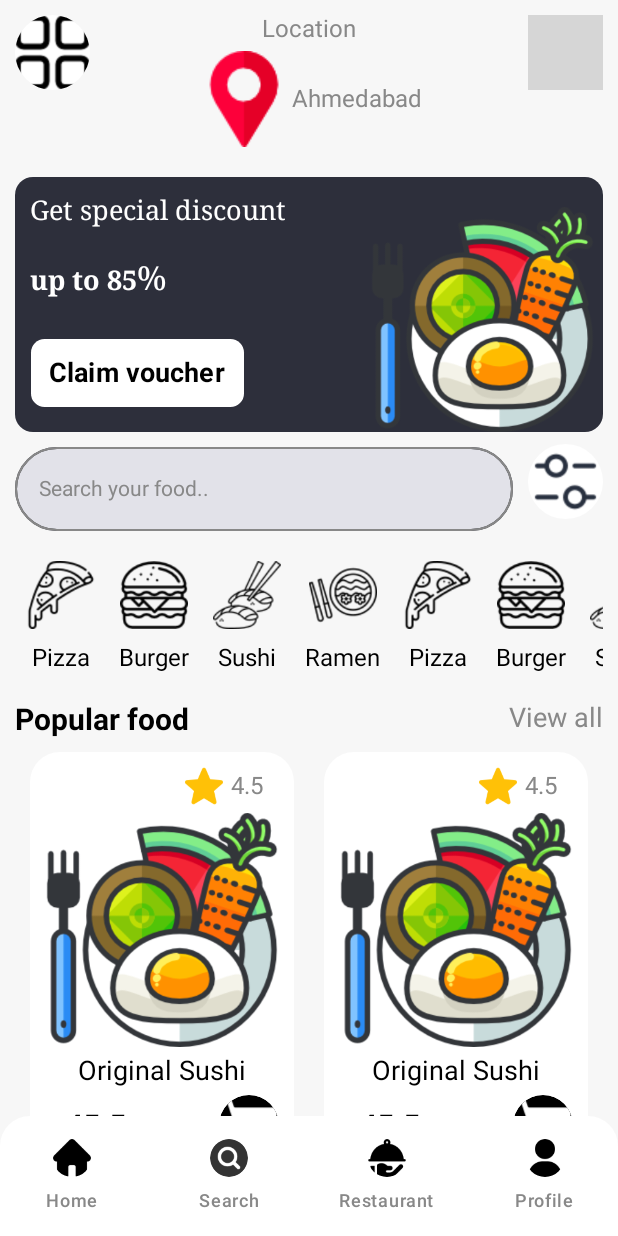
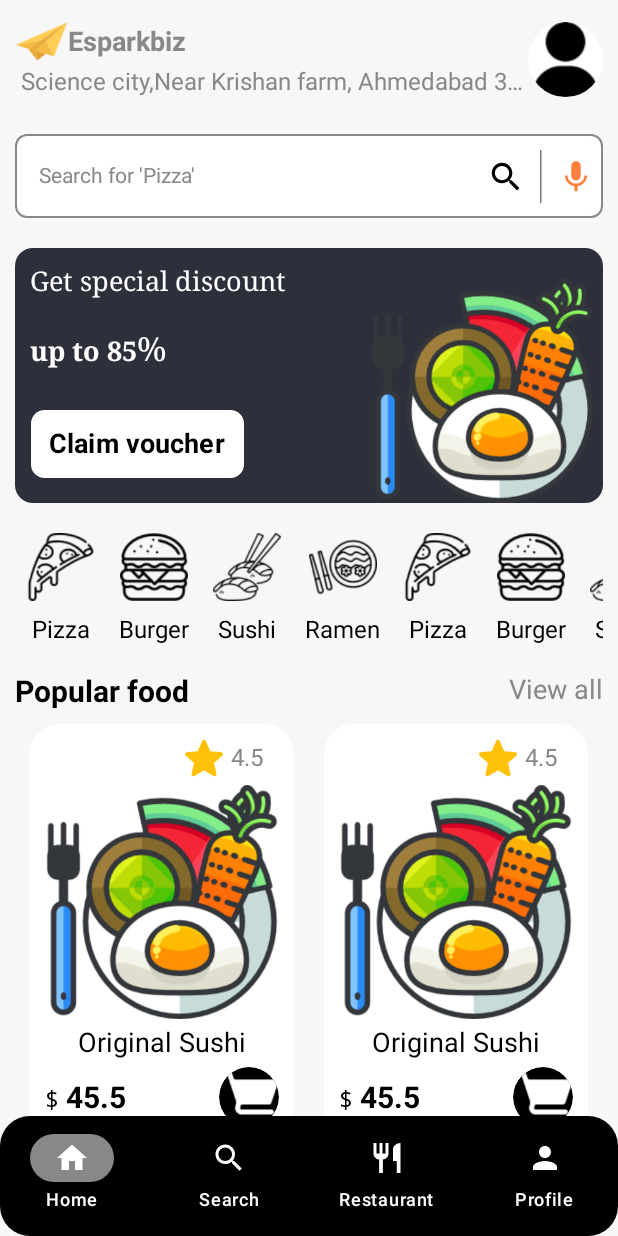
Before and after one commit to JAVIYARAJ/Food_Compose_App, an Android app built with Jetpack Compose: the DashboardScreen screen opened through its navigation route, on a phone screen of 412 x 824 dp. Run offline under Robolectric (Android 15) with nearby library versions, the phone set to English and light mode, and no system bars; our stand-ins replace accompanist, constraintlayout-compose; libraries missing offline, so code that uses them is left out: com.google.accompanist.navigation; grey boxes are pictures that could not be loaded.

Commit message:
Modification in design

```diff
--- a/app/build.gradle.kts
+++ b/app/build.gradle.kts
@@ -74,4 +74,10 @@ dependencies {
 
     implementation(libs.androidx.foundation)
 
+    implementation (libs.accompanist.navigation.animation)
+
+    implementation (libs.androidx.material.icons.extended)
+
+
+
 }
--- a/app/src/main/java/com/example/sampleapp/MainActivity.kt
+++ b/app/src/main/java/com/example/sampleapp/MainActivity.kt
@@ -4,14 +4,22 @@ import android.os.Bundle
 import androidx.activity.ComponentActivity
 import androidx.activity.compose.setContent
 import androidx.activity.enableEdgeToEdge
+import androidx.compose.animation.ExperimentalAnimationApi
+import androidx.compose.foundation.gestures.detectTapGestures
+import androidx.compose.ui.Modifier
+import androidx.compose.ui.input.pointer.pointerInput
+import androidx.compose.ui.platform.LocalFocusManager
 import androidx.navigation.compose.rememberNavController
 import com.example.sampleapp.navigation.MainNavGraph
 import com.example.sampleapp.ui.theme.SampleAppTheme
+import com.google.accompanist.navigation.animation.rememberAnimatedNavController
 
 class MainActivity : ComponentActivity() {
+    @OptIn(ExperimentalAnimationApi::class)
     override fun onCreate(savedInstanceState: Bundle?) {
         super.onCreate(savedInstanceState)
         enableEdgeToEdge()
+
         setContent {
             SampleAppTheme {
                 val navController= rememberNavController()
--- /dev/null
+++ b/app/src/main/java/com/example/sampleapp/core/AppUtil.kt
@@ -0,0 +1,23 @@
+package com.example.sampleapp.core
+
+import com.example.sampleapp.navigation.AppRoute
+
+class AppUtil {
+
+    companion object {
+        private val mainRootRoutePath="com.example.sampleapp.navigation"
+
+        fun getBottomRoutes(route:String?):AppRoute?{
+            return when(route){
+                "${mainRootRoutePath}.AppRoute.HomeScreenRoute"->AppRoute.HomeScreenRoute
+                "${mainRootRoutePath}.AppRoute.SearchRoute"->AppRoute.SearchRoute
+                "${mainRootRoutePath}.AppRoute.RestaurantRoute"->AppRoute.RestaurantRoute
+                "${mainRootRoutePath}.AppRoute.ProfileRoute"->AppRoute.ProfileRoute
+                else->null
+            }
+        }
+    }
+
+
+
+}
--- /dev/null
+++ b/app/src/main/java/com/example/sampleapp/feature/components/common/BottomAppBar.kt
@@ -0,0 +1,72 @@
+package com.example.sampleapp.feature.components.common
+
+import android.util.Log
+import androidx.compose.foundation.shape.RoundedCornerShape
+import androidx.compose.material.icons.Icons
+import androidx.compose.material.icons.filled.Home
+import androidx.compose.material.icons.filled.Person
+import androidx.compose.material.icons.filled.Restaurant
+import androidx.compose.material.icons.filled.Search
+import androidx.compose.material3.Icon
+import androidx.compose.material3.NavigationBar
+import androidx.compose.material3.NavigationBarItem
+import androidx.compose.material3.NavigationBarItemDefaults
+import androidx.compose.material3.Text
+import androidx.compose.runtime.Composable
+import androidx.compose.runtime.LaunchedEffect
+import androidx.compose.runtime.getValue
+import androidx.compose.ui.Modifier
+import androidx.compose.ui.draw.clip
+import androidx.compose.ui.graphics.Color
+import androidx.compose.ui.graphics.vector.ImageVector
+import androidx.compose.ui.unit.dp
+import androidx.navigation.NavController
+import androidx.navigation.compose.currentBackStackEntryAsState
+import com.example.sampleapp.core.AppUtil
+import com.example.sampleapp.navigation.AppRoute
+
+sealed class BottomAppBarItem(val route: AppRoute, val icon: ImageVector, val label: String) {
+    data object Home : BottomAppBarItem(route = AppRoute.HomeScreenRoute, icon = Icons.Default.Home, label = "Home")
+    data object Search : BottomAppBarItem(route = AppRoute.SearchRoute, icon = Icons.Default.Search, label = "Search")
+    data object Restaurant : BottomAppBarItem(route = AppRoute.RestaurantRoute, icon = Icons.Default.Restaurant, label = "Restaurant")
+    data object Profile : BottomAppBarItem(route = AppRoute.ProfileRoute, icon = Icons.Default.Person, label = "Profile")
+}
+
+@Composable
+fun BottomAppBar(modifier: Modifier = Modifier, onIconTap: (BottomAppBarItem) -> Unit, navController: NavController) {
+
+    val bottomItems = listOf(BottomAppBarItem.Home, BottomAppBarItem.Search, BottomAppBarItem.Restaurant, BottomAppBarItem.Profile)
+
+    /*this widget recompose when navigation happen or pop back happen*/
+    val backStack by navController.currentBackStackEntryAsState()
+    val currentRoute = backStack?.destination?.route
+
+    NavigationBar(
+        modifier = Modifier.clip(RoundedCornerShape(20.dp)),
+        containerColor = Color.Black
+    ) {
+        bottomItems.forEach { item ->
+            val isSelected=AppUtil.getBottomRoutes(currentRoute)==item.route
+            NavigationBarItem(
+                selected = isSelected,
+                onClick = {
+                    onIconTap.invoke(item)
+                },
+                icon = {
+                    Icon(item.icon, contentDescription = "", tint = Color.White)
+                },
+                label = { Text(text = item.label, color = Color.White) },
+                colors = NavigationBarItemDefaults.colors(
+                    selectedIconColor = Color.Gray,
+                    selectedTextColor = Color.White,
+                    unselectedTextColor = Color.White,
+                    unselectedIconColor = Color.White,
+                    indicatorColor =if(isSelected) Color.Gray else Color.White,
+                ),
+                modifier = Modifier.clip(RoundedCornerShape(50.dp))
+            )
+        }
+    }
+
+
+}
--- a/app/src/main/java/com/example/sampleapp/feature/components/common/Common.kt
+++ b/app/src/main/java/com/example/sampleapp/feature/components/common/Common.kt
@@ -10,6 +10,7 @@ import androidx.compose.foundation.layout.Box
 import androidx.compose.foundation.layout.Column
 import androidx.compose.foundation.layout.Row
 import androidx.compose.foundation.layout.Spacer
+import androidx.compose.foundation.layout.fillMaxHeight
 import androidx.compose.foundation.layout.fillMaxSize
 import androidx.compose.foundation.layout.fillMaxWidth
 import androidx.compose.foundation.layout.height
@@ -58,6 +59,7 @@ import androidx.compose.ui.text.font.FontWeight
 import androidx.compose.ui.text.input.ImeAction
 import androidx.compose.ui.text.input.KeyboardType
 import androidx.compose.ui.text.style.TextAlign
+import androidx.compose.ui.text.style.TextOverflow
 import androidx.compose.ui.text.withStyle
 import androidx.compose.ui.tooling.preview.Preview
 import androidx.compose.ui.unit.Dp
@@ -100,10 +102,12 @@ fun CustomizedTextField(
     leadingIcon: @Composable (() -> Unit)? = null,
     imeAction: ImeAction = ImeAction.Go,
     keyboardType: KeyboardType = KeyboardType.Text,
-    imeCallBack: (() -> Unit)? = null
+    imeCallBack: (() -> Unit)? = null,
+    radius: Dp=40.dp,
+    trailingIcon: @Composable (() -> Unit)? = null
 ) {
 
-    val customShape: Shape = RoundedCornerShape(40.dp)
+    val customShape: Shape = RoundedCornerShape(radius)
 
     OutlinedTextField(modifier = modifier.border(BorderStroke(0.8.dp, color = Color.Gray), shape = customShape),
         value = value,
@@ -118,7 +122,12 @@ fun CustomizedTextField(
             imeAction = imeAction
         ),
         colors = TextFieldDefaults.colors(
-
+            focusedContainerColor = Color.White,
+            unfocusedContainerColor = Color.White,
+            focusedIndicatorColor = Color.White,
+            unfocusedIndicatorColor = Color.White,
+            focusedTrailingIconColor = Color.Black,
+            unfocusedTrailingIconColor = Color.Black
         ),
         keyboardActions = KeyboardActions(
             onGo = {
@@ -139,9 +148,9 @@ fun CustomizedTextField(
             onPrevious = {
                 imeCallBack?.invoke()
             }
-        )
+        ),
+        trailingIcon = trailingIcon
     )
-
 }
 
 @Composable
@@ -179,24 +188,23 @@ fun CustomAppBar(modifier: Modifier = Modifier) {
         modifier = modifier
             .fillMaxWidth()
             .statusBarsPadding()
-            .padding(all = 10.dp)
+            .padding(all = 10.dp),
+        verticalAlignment = Alignment.CenterVertically
     ) {
-        MenuIcon(menuIcon = R.drawable.ic_menu_icon, contentDescription = "menu_icon", onClick = {
-
-        })
-        Column(modifier = Modifier.weight(0.6f), horizontalAlignment = Alignment.CenterHorizontally) {
-            Text(text = "Location", style = TextStyle(color = Color.Gray, fontSize = 16.sp, textAlign = TextAlign.Center))
-            Spacer(modifier = Modifier.height(5.dp))
+        Column(modifier = Modifier.weight(1f)) {
             Row(horizontalArrangement = Arrangement.Center, verticalAlignment = Alignment.CenterVertically) {
                 Image(
-                    painter = painterResource(id = R.drawable.ic_location_icon),
+                    painter = painterResource(id = R.drawable.ic_airplane_icon),
                     contentDescription = "menu_icon",
-                    contentScale = ContentScale.Inside
+                    contentScale = ContentScale.FillBounds,
+                    modifier = Modifier.size(35.dp)
                 )
-                Text(text = "Ahmedabad", style = TextStyle(color = Color.Gray, fontSize = 16.sp))
+                Text(text = "Esparkbiz", style = TextStyle(color = Color.Gray, fontSize = 18.sp, fontWeight = FontWeight.Bold))
             }
+            Text(text = "Science city,Near Krishan farm, Ahmedabad 362610", style = TextStyle(color = Color.Gray, fontSize = 16.sp, textAlign = TextAlign.Center), maxLines = 1, overflow = TextOverflow.Ellipsis)
+            Spacer(modifier = Modifier.height(5.dp))
         }
-        MenuIcon(menuIcon = R.drawable.ic_notification_icon, contentDescription = "notification_icon", onClick = {
+        MenuIcon(menuIcon = R.drawable.ic_profile_icon, contentDescription = "notification_icon", onClick = {
 
         })
     }
@@ -338,7 +346,16 @@ fun NavigationDrawerWidget(modifier: Modifier = Modifier) {
 
     val drawerState = rememberDrawerState(initialValue = DrawerValue.Closed)
 
-    ModalNavigationDrawer(drawerContent = {}, drawerState = drawerState) {
+    ModalNavigationDrawer(drawerContent = {
+        Column(modifier = Modifier.fillMaxSize()) {
+            Box(modifier = Modifier
+                .fillMaxWidth()
+                .fillMaxHeight(0.3f)
+                .padding(horizontal = 50.dp)) {
+                Image(painter = painterResource(id = R.drawable.ic_burger_dish_icon), contentDescription = "", contentScale = ContentScale.FillBounds, modifier = Modifier.fillMaxSize())
+            }
+        }
+    }, drawerState = drawerState) {
 
     }
 }
--- a/app/src/main/java/com/example/sampleapp/feature/components/common/bottom_app_bar.kt
+++ /dev/null
@@ -1,68 +0,0 @@
-package com.example.sampleapp.feature.components.common
-
-import android.util.Log
-import androidx.compose.foundation.Image
-import androidx.compose.foundation.layout.size
-import androidx.compose.foundation.shape.RoundedCornerShape
-import androidx.compose.material3.NavigationBar
-import androidx.compose.material3.NavigationBarItem
-import androidx.compose.material3.NavigationBarItemDefaults
-import androidx.compose.material3.Text
-import androidx.compose.runtime.Composable
-import androidx.compose.runtime.getValue
-import androidx.compose.ui.Modifier
-import androidx.compose.ui.draw.clip
-import androidx.compose.ui.graphics.Color
-import androidx.compose.ui.res.painterResource
-import androidx.compose.ui.unit.dp
-import androidx.navigation.NavController
-import androidx.navigation.compose.currentBackStackEntryAsState
-import com.example.sampleapp.R
-import com.example.sampleapp.navigation.AppRoute
-
-sealed class BottomAppBarItem(val route: AppRoute, val icon: Int, val label: String) {
-    data object Home : BottomAppBarItem(route = AppRoute.HomeScreenRoute, icon = R.drawable.ic_home_icon, label = "Home")
-    data object Search : BottomAppBarItem(route = AppRoute.SearchRoute, icon = R.drawable.ic_search_menu_icon, label = "Search")
-    data object Restaurant : BottomAppBarItem(route = AppRoute.RestaurantRoute, icon = R.drawable.ic_restaurant_icon, label = "Restaurant")
-    data object Profile : BottomAppBarItem(route = AppRoute.ProfileRoute, icon = R.drawable.ic_profile_icon, label = "Profile")
-}
-
-@Composable
-fun BottomAppBar(modifier: Modifier = Modifier, onIconTap: (BottomAppBarItem) -> Unit,navController: NavController) {
-
-    val bottomItems = listOf(BottomAppBarItem.Home, BottomAppBarItem.Search, BottomAppBarItem.Restaurant,BottomAppBarItem.Profile)
-
-    /*val systemBars = WindowInsets.systemBars
-    val bottomPadding = systemBars.asPaddingValues().calculateBottomPadding()*/
-
-    val backStack by navController.currentBackStackEntryAsState()
-    val currentRoute=backStack?.destination?.route
-
-    NavigationBar(
-        containerColor = Color.White,
-        modifier = modifier.clip(RoundedCornerShape(topStart = 20.dp, topEnd = 20.dp))
-    ) {
-        bottomItems.forEach { item ->
-            NavigationBarItem(
-                selected = false,
-                onClick = {
-                    onIconTap.invoke(item)
-                },
-                icon = { Image(painter = painterResource(id = item.icon), contentDescription = "", modifier = Modifier
-                    .size(25.dp)
-                    .clip(
-                        RoundedCornerShape(50.dp)
-                    )) },
-                label = { Text(text = item.label) },
-                colors = NavigationBarItemDefaults.colors(
-                    selectedIconColor = Color.Transparent,
-                    selectedTextColor = Color.Black,
-                    unselectedTextColor = Color.Gray,
-                    unselectedIconColor = Color.Transparent,
-                    indicatorColor = Color.Transparent,
-                ),
-                modifier = Modifier.clip(RoundedCornerShape(50.dp))
-            )
-        }
-    }
-}
--- a/app/src/main/java/com/example/sampleapp/feature/ui/DashboardScreen.kt
+++ b/app/src/main/java/com/example/sampleapp/feature/ui/DashboardScreen.kt
@@ -25,7 +25,5 @@ fun DashboardScreen(modifier: Modifier = Modifier,mainController: NavHostControl
                 restoreState=true
             }
         }, navController =homeController)
-    }) {
-        HomeNavGraph(homeController = homeController, mainNavController = mainController)
-    }
+    }) { HomeNavGraph(homeController = homeController, mainNavController = mainController) }
 }
--- a/app/src/main/java/com/example/sampleapp/feature/ui/HomeScreen.kt
+++ b/app/src/main/java/com/example/sampleapp/feature/ui/HomeScreen.kt
@@ -2,6 +2,7 @@ package com.example.sampleapp.feature.ui
 
 import androidx.compose.foundation.Image
 import androidx.compose.foundation.clickable
+import androidx.compose.foundation.gestures.detectTapGestures
 import androidx.compose.foundation.layout.Arrangement
 import androidx.compose.foundation.layout.Box
 import androidx.compose.foundation.layout.Column
@@ -18,13 +19,22 @@ import androidx.compose.foundation.lazy.LazyRow
 import androidx.compose.foundation.lazy.grid.GridCells
 import androidx.compose.foundation.lazy.grid.LazyVerticalGrid
 import androidx.compose.foundation.shape.RoundedCornerShape
+import androidx.compose.material.icons.Icons
+import androidx.compose.material.icons.filled.Clear
+import androidx.compose.material.icons.filled.Mic
+import androidx.compose.material.icons.filled.Search
 import androidx.compose.material3.Card
 import androidx.compose.material3.CardDefaults
+import androidx.compose.material3.ExperimentalMaterial3Api
+import androidx.compose.material3.Icon
 import androidx.compose.material3.Scaffold
 import androidx.compose.material3.Surface
 import androidx.compose.material3.Text
+import androidx.compose.material3.TopAppBar
+import androidx.compose.material3.VerticalDivider
 import androidx.compose.runtime.Composable
 import androidx.compose.runtime.LaunchedEffect
+import androidx.compose.runtime.mutableIntStateOf
 import androidx.compose.runtime.mutableStateOf
 import androidx.compose.runtime.remember
 import androidx.compose.ui.Alignment
@@ -32,13 +42,16 @@ import androidx.compose.ui.Modifier
 import androidx.compose.ui.draw.clip
 import androidx.compose.ui.graphics.Color
 import androidx.compose.ui.graphics.ColorFilter
+import androidx.compose.ui.input.pointer.pointerInput
 import androidx.compose.ui.layout.ContentScale
+import androidx.compose.ui.platform.LocalFocusManager
 import androidx.compose.ui.res.painterResource
 import androidx.compose.ui.text.SpanStyle
 import androidx.compose.ui.text.TextStyle
 import androidx.compose.ui.text.buildAnnotatedString
 import androidx.compose.ui.text.font.FontFamily
 import androidx.compose.ui.text.font.FontWeight
+import androidx.compose.ui.text.style.TextAlign
 import androidx.compose.ui.text.withStyle
 import androidx.compose.ui.tooling.preview.Preview
 import androidx.compose.ui.unit.dp
@@ -55,6 +68,7 @@ import com.example.sampleapp.feature.components.common.LoadingWidget
 import com.example.sampleapp.feature.components.common.MenuIcon
 import com.example.sampleapp.feature.components.common.RoundedButton
 import com.example.sampleapp.navigation.AppRoute
+import com.example.sampleapp.ui.theme.alertConfirmColor
 import com.example.sampleapp.ui.theme.backgroundColor
 import com.example.sampleapp.ui.theme.cardColor
 import kotlinx.coroutines.delay
@@ -70,6 +84,8 @@ fun HomeScreen(navController: NavController) {
         delay(1000)
         isLoading.value = false
     }
+
+    val searchQuery= listOf("Pizza","Burger","Sushi","Ramen","Cake","Sweet","Biryani","Pasta")
 
     val foodCategoryList = listOf(
         FoodCategory(name = "Pizza", icon = R.drawable.ic_pizza_icon),
@@ -87,21 +103,27 @@ fun HomeScreen(navController: NavController) {
             LoadingWidget()
         }
     } else {
+        val focusManager= LocalFocusManager.current
+
+        val query = remember {
+            mutableIntStateOf(0)
+        }
+
+        LaunchedEffect(key1 = Unit) {
+            while (true){
+                delay(1500)
+                if(query.intValue==searchQuery.size-1){
+                    query.intValue=0
+                }else{
+                    query.intValue++
+                }
+            }
+        }
+
         Scaffold(
             topBar = {
                 CustomAppBar()
             },
-            /*bottomBar = {
-                BottomAppBar(onIconTap = {item->
-                    navController.navigate(item.route){
-                        popUpTo(navController.graph.startDestinationId) {
-                            saveState=true
-                        }
-                        launchSingleTop=true
-                        restoreState=true
-                    }
-                }, navController = navController)
-            },*/
             containerColor = backgroundColor
         ) { padding ->
             Column(
@@ -109,6 +131,45 @@ fun HomeScreen(navController: NavController) {
                     .padding(horizontal = 10.dp)
                     .then(Modifier.padding(padding))
             ) {
+                CustomizedTextField(
+                    modifier = Modifier
+                        .padding(top = 10.dp)
+                        .fillMaxWidth(),
+                    value = "",
+                    onValueChange = {
+
+                    },
+                    hint = "Search for '${searchQuery[query.intValue]}'",
+                    radius = 8.dp,
+                    imeCallBack = {
+                        focusManager.clearFocus()
+                    },
+                    trailingIcon = {
+                        Row(verticalAlignment = Alignment.CenterVertically, horizontalArrangement = Arrangement.spacedBy(10.dp)) {
+                            Icon(
+                                imageVector = Icons.Filled.Search,
+                                contentDescription = "Clear text",
+                                modifier = Modifier
+                                    .size(25.dp)
+                                    .clip(RoundedCornerShape(40.dp))
+                                    .clickable { }
+                            )
+                            Box(modifier = Modifier.height(35.dp), contentAlignment = Alignment.Center) {
+                                VerticalDivider(thickness = 1.dp)
+                            }
+                            Icon(
+                                imageVector = Icons.Filled.Mic,
+                                contentDescription = "Clear text",
+                                modifier = Modifier.padding(end = 5.dp)
+                                    .size(25.dp)
+                                    .clip(RoundedCornerShape(40.dp))
+                                    .clickable { },
+                                tint = alertConfirmColor
+                            )
+                        }
+                    }
+                )
+                Spacer(modifier = Modifier.height(10.dp))
                 Card(
                     modifier = Modifier
                         .heightIn(max = 200.dp, min = 150.dp)
@@ -190,25 +251,7 @@ fun HomeScreen(navController: NavController) {
                     }
 
                 }
-                Row(modifier = Modifier.fillMaxWidth(), verticalAlignment = Alignment.CenterVertically) {
-                    CustomizedTextField(
-                        modifier = Modifier
-                            .padding(top = 10.dp)
-                            .weight(0.7f),
-                        value = "",
-                        onValueChange = {
-
-                        },
-                        hint = "Search your food.."
-                    )
-                    Spacer(modifier = Modifier.width(10.dp))
-                    MenuIcon(menuIcon = R.drawable.ic_filter_icon, contentDescription = "filter", onClick = {
-
-                    })
-                }
-
                 Spacer(modifier = Modifier.height(20.dp))
-
                 LazyRow(modifier = Modifier.fillMaxWidth()) {
 
                     items(foodCategoryList.size) { index ->
--- a/app/src/main/java/com/example/sampleapp/navigation/NavHost.kt
+++ b/app/src/main/java/com/example/sampleapp/navigation/NavHost.kt
@@ -2,8 +2,11 @@
 
 package com.example.sampleapp.navigation
 
+import androidx.compose.foundation.gestures.detectTapGestures
 import androidx.compose.runtime.Composable
 import androidx.compose.ui.Modifier
+import androidx.compose.ui.input.pointer.pointerInput
+import androidx.compose.ui.platform.LocalFocusManager
 import androidx.navigation.NavHostController
 import androidx.navigation.compose.NavHost
 import androidx.navigation.compose.composable
@@ -19,7 +22,16 @@ import kotlinx.serialization.Serializable
 
 @Composable
 fun MainNavGraph(modifier: Modifier = Modifier, controller: NavHostController) {
-    NavHost(navController = controller, startDestination = AppRoute.WelcomeScreenRoute) {
+
+    /*pointerInput for telling device where i perform something touch event*/
+    /*detectTapGestures for telling device when i perform something*/
+    val focusManager= LocalFocusManager.current
+
+    NavHost(navController = controller, startDestination = AppRoute.WelcomeScreenRoute, modifier = Modifier.pointerInput(key1 = Unit){
+        detectTapGestures(onTap = {
+            focusManager.clearFocus()
+        })
+    }) {
 
         composable<AppRoute.WelcomeScreenRoute> {
             WelcomeScreen(navController = controller)
--- a/gradle/libs.versions.toml
+++ b/gradle/libs.versions.toml
@@ -1,4 +1,5 @@
 [versions]
+accompanistNavigationAnimation = "0.35.1-alpha"
 agp = "8.5.0"
 constraintlayoutCompose = "1.0.1"
 foundation = "1.6.8"
@@ -13,14 +14,17 @@ composeBom = "2024.04.01"
 composeNavigation = "2.8.0-beta04"
 material = "1.6.8"
 material3 = "1.2.1"
+materialIconsExtended = "1.6.8"
 serialization = "1.6.3"
 
 
 [libraries]
+accompanist-navigation-animation = { module = "com.google.accompanist:accompanist-navigation-animation", version.ref = "accompanistNavigationAnimation" }
 androidx-constraintlayout-compose = { module = "androidx.constraintlayout:constraintlayout-compose", version.ref = "constraintlayoutCompose" }
 androidx-core-ktx = { group = "androidx.core", name = "core-ktx", version.ref = "coreKtx" }
 androidx-foundation = { module = "androidx.compose.foundation:foundation", version.ref = "foundation" }
 androidx-material = { module = "androidx.compose.material:material", version.ref = "material" }
+androidx-material-icons-extended = { module = "androidx.compose.material:material-icons-extended", version.ref = "materialIconsExtended" }
 junit = { group = "junit", name = "junit", version.ref = "junit" }
 androidx-junit = { group = "androidx.test.ext", name = "junit", version.ref = "junitVersion" }
 androidx-espresso-core = { group = "androidx.test.espresso", name = "espresso-core", version.ref = "espressoCore" }
```
Also changed, not shown: app/src/main/res/drawable/ic_airplane_icon.png (added).
